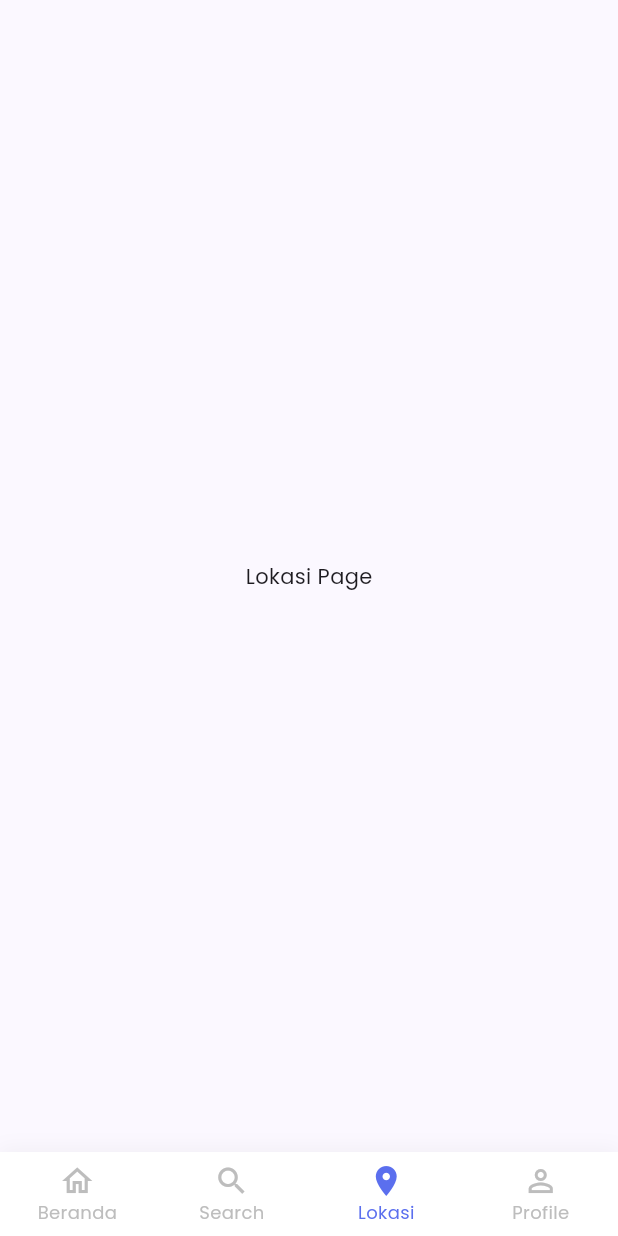
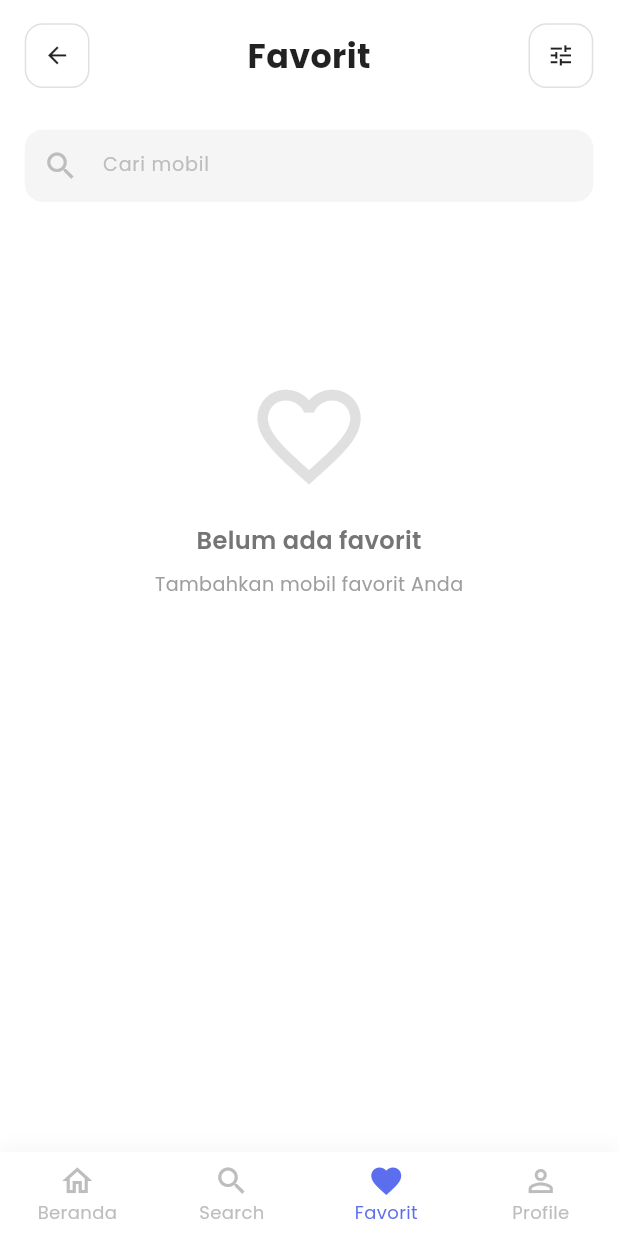
Before and after one commit to Why-sptr/Rent-App, a Flutter app: the MainPage screen opened directly, item 3 of the bottom bar chosen, on a phone screen of 412 x 824 dp. Run offline on Flutter 3.47's test engine with Material 3 defaults, Android fonts, the phone set to English and light mode, and no system bars; our stand-ins replace flutter_map, google_fonts, latlong2, shared_preferences; accounts and stored records are empty.

Commit message:
feat: create favorite feature with local storage

```diff
--- a/lib/data/car_data.dart
+++ b/lib/data/car_data.dart
@@ -3,6 +3,7 @@ import 'package:rent_app/models/car_model.dart';
 class CarData {
   static final List<CarModel> availableCars = [
     CarModel(
+      id: 'car_1',
       name: 'BYD Seal',
       location: 'Semarang',
       transmission: 'Matic',
@@ -12,6 +13,7 @@ class CarData {
       capacity: 5,
     ),
     CarModel(
+      id: 'car_2',
       name: 'Hyundai Plaiside',
       location: 'Semarang',
       transmission: 'Manual',
@@ -21,6 +23,7 @@ class CarData {
       capacity: 7,
     ),
     CarModel(
+      id: 'car_3',
       name: 'Honda HRV',
       location: 'Semarang',
       transmission: 'Matic',
@@ -30,6 +33,7 @@ class CarData {
       capacity: 5,
     ),
     CarModel(
+      id: 'car_4',
       name: 'Toyota Rush',
       location: 'Semarang',
       transmission: 'Manual',
--- a/lib/models/car_model.dart
+++ b/lib/models/car_model.dart
@@ -1,4 +1,5 @@
 class CarModel {
+  final String id;
   final String name;
   final String location;
   final String transmission;
@@ -8,6 +9,7 @@ class CarModel {
   final int capacity; // Orang
 
   CarModel({
+    required this.id,
     required this.name,
     required this.location,
     required this.transmission,
--- /dev/null
+++ b/lib/pages/favorite_page.dart
@@ -0,0 +1,300 @@
+import 'package:flutter/material.dart';
+import 'package:shared_preferences/shared_preferences.dart';
+import 'dart:convert';
+import 'package:rent_app/models/car_model.dart';
+import 'package:rent_app/config/app_colors.dart';
+import 'package:rent_app/config/app_constants.dart';
+import 'package:rent_app/config/app_text_styles.dart';
+import 'package:rent_app/widgets/car_card.dart';
+import 'package:rent_app/data/car_data.dart';
+
+final carData = CarData.availableCars;
+
+class FavoritePage extends StatefulWidget {
+  const FavoritePage({super.key});
+
+  @override
+  State<FavoritePage> createState() => _FavoritePageState();
+}
+
+class _FavoritePageState extends State<FavoritePage> {
+  List<CarModel> favoriteCars = [];
+  List<CarModel> filteredCars = [];
+  bool isLoading = true;
+  TextEditingController searchController = TextEditingController();
+
+  @override
+  void initState() {
+    super.initState();
+    _loadFavorites();
+  }
+
+  @override
+  void dispose() {
+    searchController.dispose();
+    super.dispose();
+  }
+
+  void filterCars(String query) {
+    setState(() {
+      if (query.isEmpty) {
+        filteredCars = List.from(favoriteCars);
+      } else {
+        filteredCars = favoriteCars
+            .where((car) => car.name.toLowerCase().contains(query.toLowerCase()))
+            .toList();
+      }
+    });
+  }
+
+  Future<void> _loadFavorites() async {
+    try {
+      final prefs = await SharedPreferences.getInstance();
+      final favoriteIds = prefs.getStringList('favoriteCarIds') ?? [];
+
+      setState(() {
+        favoriteCars = carData
+            .where((car) => favoriteIds.contains(car.id))
+            .toList();
+        filteredCars = List.from(favoriteCars);
+        isLoading = false;
+      });
+    } catch (e) {
+      setState(() {
+        isLoading = false;
+      });
+    }
+  }
+
+  Future<void> _removeFavorite(String carId) async {
+    try {
+      final prefs = await SharedPreferences.getInstance();
+      final favoriteIds = prefs.getStringList('favoriteCarIds') ?? [];
+      favoriteIds.remove(carId);
+      await prefs.setStringList('favoriteCarIds', favoriteIds);
+      // Refresh lists and reapply search filter if any
+      await _loadFavorites();
+      if (searchController.text.isNotEmpty) {
+        filterCars(searchController.text);
+      }
+    } catch (e) {
+      print('Error removing favorite: $e');
+    }
+  }
+
+  @override
+  Widget build(BuildContext context) {
+    final screenHeight = MediaQuery.of(context).size.height;
+    final screenWidth = MediaQuery.of(context).size.width;
+
+    return Scaffold(
+      backgroundColor: AppColors.backgroundWhite,
+      body: SafeArea(
+        child: SingleChildScrollView(
+          child: Column(
+            crossAxisAlignment: CrossAxisAlignment.start,
+            children: [
+              // Header with Back Button (non-sticky as part of scroll)
+              Padding(
+                padding: EdgeInsets.symmetric(
+                  horizontal: screenWidth * 0.04,
+                  vertical: screenHeight * 0.015,
+                ),
+                child: SizedBox(
+                  height: screenHeight * 0.06,
+                  child: Stack(
+                    alignment: Alignment.center,
+                    children: [
+                      Align(
+                        alignment: Alignment.centerLeft,
+                        child: GestureDetector(
+                          onTap: () => Navigator.pop(context),
+                          child: Container(
+                            padding: EdgeInsets.all(screenWidth * 0.028),
+                            decoration: BoxDecoration(
+                              color: AppColors.backgroundWhite,
+                              borderRadius: BorderRadius.circular(AppConstants.borderRadiusMedium),
+                              border: Border.all(
+                                color: Colors.grey[300]!,
+                                width: AppConstants.containerBorderWidth,
+                              ),
+                            ),
+                            child: Icon(
+                              Icons.arrow_back,
+                              color: AppColors.textBlack,
+                              size: screenHeight * 0.022,
+                            ),
+                          ),
+                        ),
+                      ),
+                      Center(
+                        child: Text(
+                          'Favorit',
+                          style: TextStyle(
+                            fontSize: screenHeight * 0.027,
+                            fontWeight: FontWeight.bold,
+                            color: AppColors.textBlack,
+                          ),
+                        ),
+                      ),
+                      Align(
+                        alignment: Alignment.centerRight,
+                        child: Container(
+                          padding: EdgeInsets.all(screenWidth * 0.028),
+                          decoration: BoxDecoration(
+                            color: AppColors.backgroundWhite,
+                            borderRadius: BorderRadius.circular(AppConstants.borderRadiusMedium),
+                            border: Border.all(
+                              color: Colors.grey[300]!,
+                              width: AppConstants.containerBorderWidth,
+                            ),
+                          ),
+                          child: Icon(
+                            Icons.tune,
+                            color: AppColors.textBlack,
+                            size: screenHeight * 0.022,
+                          ),
+                        ),
+                      ),
+                    ],
+                  ),
+                ),
+              ),
+
+              SizedBox(height: screenHeight * 0.015),
+
+              // Search bar (wired to controller and filter)
+              Padding(
+                padding: EdgeInsets.symmetric(horizontal: screenWidth * 0.04),
+                child: Container(
+                  decoration: BoxDecoration(
+                    color: AppColors.backgroundLightGrey,
+                    borderRadius: BorderRadius.circular(AppConstants.borderRadiusMedium),
+                  ),
+                  child: TextField(
+                    controller: searchController,
+                    onChanged: filterCars,
+                    decoration: InputDecoration(
+                      hintText: 'Cari mobil',
+                      hintStyle: TextStyle(
+                        color: Colors.grey[400],
+                        fontSize: screenHeight * 0.0155,
+                      ),
+                      prefixIcon: Icon(
+                        Icons.search,
+                        color: Colors.grey[400],
+                      ),
+                      border: InputBorder.none,
+                      contentPadding: EdgeInsets.symmetric(
+                        horizontal: screenWidth * 0.04,
+                        vertical: screenHeight * 0.012,
+                      ),
+                    ),
+                  ),
+                ),
+              ),
+
+              SizedBox(height: screenHeight * 0.02),
+
+              // Content (scrolls together with header)
+              if (isLoading)
+                Center(
+                  child: Padding(
+                    padding: EdgeInsets.only(top: screenHeight * 0.1),
+                    child: CircularProgressIndicator(
+                      color: AppColors.primaryBlue,
+                    ),
+                  ),
+                )
+              else if (favoriteCars.isEmpty)
+                Padding(
+                  padding: EdgeInsets.only(top: screenHeight * 0.12),
+                  child: Center(
+                    child: Column(
+                      mainAxisAlignment: MainAxisAlignment.center,
+                      children: [
+                        Icon(
+                          Icons.favorite_border,
+                          size: screenHeight * 0.1,
+                          color: Colors.grey[300],
+                        ),
+                        SizedBox(height: screenHeight * 0.02),
+                        Text(
+                          'Belum ada favorit',
+                          style: TextStyle(
+                            fontSize: screenHeight * 0.0195,
+                            fontWeight: FontWeight.w600,
+                            color: Colors.grey[600],
+                          ),
+                        ),
+                        SizedBox(height: screenHeight * 0.01),
+                        Text(
+                          'Tambahkan mobil favorit Anda',
+                          style: TextStyle(
+                            fontSize: screenHeight * 0.0155,
+                            color: Colors.grey[500],
+                          ),
+                        ),
+                      ],
+                    ),
+                  ),
+                )
+              else
+                GridView.builder(
+                  shrinkWrap: true,
+                  physics: const NeverScrollableScrollPhysics(),
+                  padding: EdgeInsets.symmetric(
+                    horizontal: screenWidth * 0.04,
+                    vertical: screenHeight * 0.015,
+                  ),
+                  gridDelegate: SliverGridDelegateWithFixedCrossAxisCount(
+                    crossAxisCount: 2,
+                    childAspectRatio: 0.55,
+                    crossAxisSpacing: screenWidth * 0.03,
+                    mainAxisSpacing: screenHeight * 0.015,
+                  ),
+                  itemCount: filteredCars.length,
+                  itemBuilder: (context, index) {
+                    final car = filteredCars[index];
+                    return Stack(
+                      children: [
+                        CarCard(car: car),
+                        Positioned(
+                          top: screenHeight * 0.01,
+                          right: screenWidth * 0.02,
+                          child: GestureDetector(
+                            onTap: () {
+                              _removeFavorite(car.id);
+                            },
+                            child: Container(
+                              padding: EdgeInsets.all(screenWidth * 0.025),
+                              decoration: BoxDecoration(
+                                color: AppColors.backgroundWhite,
+                                shape: BoxShape.circle,
+                                boxShadow: [
+                                  BoxShadow(
+                                    color: Colors.black.withOpacity(0.1),
+                                    blurRadius: 8,
+                                    offset: const Offset(0, 2),
+                                  ),
+                                ],
+                              ),
+                              child: Icon(
+                                Icons.favorite,
+                                color: Colors.red,
+                                size: screenHeight * 0.024,
+                              ),
+                            ),
+                          ),
+                        ),
+                      ],
+                    );
+                  },
+                ),
+            ],
+          ),
+        ),
+      ),
+    );
+  }
+}
--- a/lib/pages/main_page.dart
+++ b/lib/pages/main_page.dart
@@ -2,6 +2,7 @@ import 'package:flutter/material.dart';
 import 'package:rent_app/pages/dashboard_page.dart';
 import 'package:rent_app/pages/profile_page.dart';
 import 'package:rent_app/pages/search_product_page.dart';
+import 'package:rent_app/pages/favorite_page.dart';
 import 'package:rent_app/config/app_colors.dart';
 
 class MainPage extends StatefulWidget {
@@ -38,7 +39,7 @@ class _MainPageState extends State<MainPage> {
       onNavigateToProfile: _navigateToProfile,
     ),
     const SearchProductPage(isEmbedded: true),
-    const Center(child: Text('Lokasi Page')),
+    const FavoritePage(),
     ProfilePage(onBackToDashboard: _navigateToDashboard),
   ];
 
@@ -86,9 +87,9 @@ class _MainPageState extends State<MainPage> {
             ),
             BottomNavigationBarItem(
               icon: Icon(
-                _currentIndex == 2 ? Icons.location_on : Icons.location_on_outlined,
+                _currentIndex == 2 ? Icons.favorite : Icons.favorite_outline,
               ),
-              label: 'Lokasi',
+              label: 'Favorit',
             ),
             BottomNavigationBarItem(
               icon: Icon(
--- a/pubspec.yaml
+++ b/pubspec.yaml
@@ -38,6 +38,7 @@ dependencies:
   flutter_map: ^6.1.0
   latlong2: ^0.9.1
   url_launcher: ^6.2.0
+  shared_preferences: ^2.2.2
 
 dev_dependencies:
   flutter_test:
```
Also changed, not shown: lib/pages/car_detail_page.dart (+61 -12 lines), lib/pages/profile_page.dart (+11 -0 lines), pubspec.lock, 1 other file.
